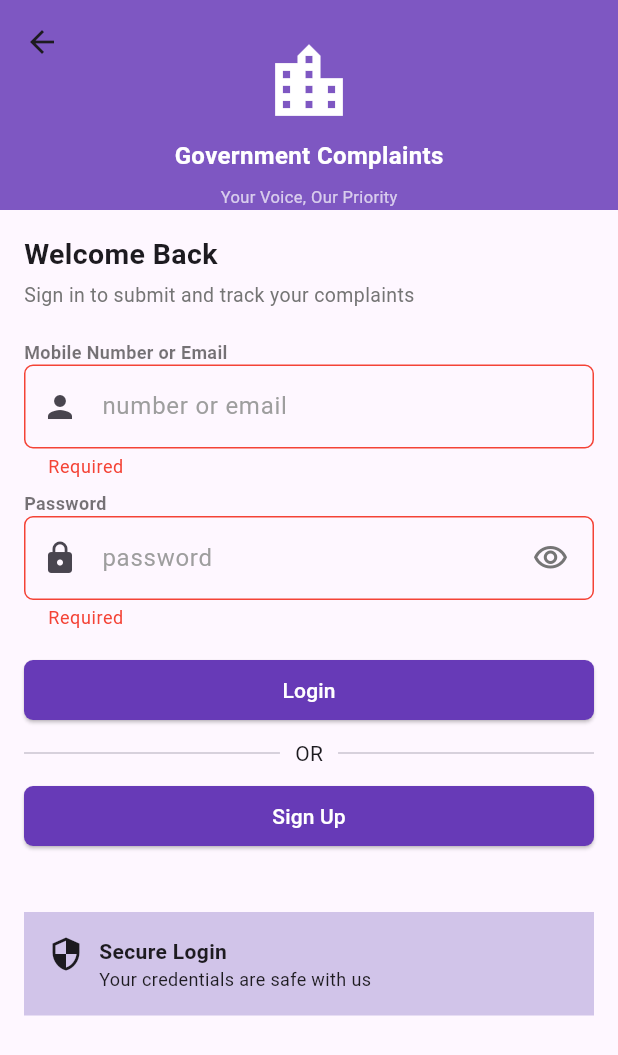
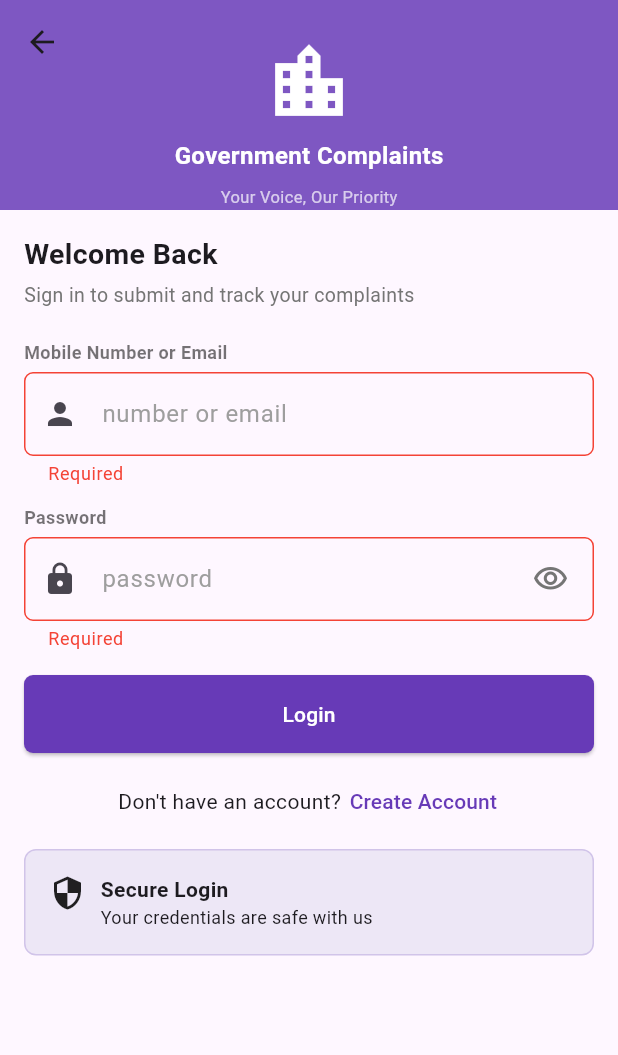
Before and after one commit to code-with-khaled/NetApps-for-UNI, a Flutter app: the AuthScreen screen opened by its route, after a tap on "Login", on a phone screen of 412 x 824 dp. Shown: the top 1055 px of the screen. Run offline on Flutter 3.47's test engine with Material 3 defaults, Android fonts, the phone set to English and light mode, and no system bars; our stand-ins replace dio, file_picker, flutter_secure_storage, image_picker; accounts and stored records are empty.

Commit message:
auth --test_2

```diff
--- /dev/null
+++ b/lib/utils/authmode.dart
@@ -0,0 +1 @@
+enum AuthMode { login, otp }
--- a/lib/views/auth/auth_screen.dart
+++ b/lib/views/auth/auth_screen.dart
@@ -1,18 +1,19 @@
 import 'package:flutter/material.dart';
+import 'package:network_apps/utils/authmode.dart';
 import 'package:network_apps/views/auth/login_body.dart';
 import 'package:network_apps/views/auth/otp_body.dart';
 
-enum AuthMode { login, otp }
+class AuthScreen extends StatefulWidget {
+  final AuthMode initialMode;
 
-class AuthScreen extends StatefulWidget {
-  const AuthScreen({super.key});
+  const AuthScreen({super.key, required this.initialMode});
 
   @override
   State<AuthScreen> createState() => _AuthScreenState();
 }
 
 class _AuthScreenState extends State<AuthScreen> {
-  AuthMode authMode = AuthMode.login;
+  late AuthMode authMode;
 
   void goToOtp() {
     setState(() {
@@ -24,6 +25,12 @@ class _AuthScreenState extends State<AuthScreen> {
     setState(() {
       authMode = AuthMode.login;
     });
+  }
+
+  @override
+  void initState() {
+    super.initState();
+    authMode = widget.initialMode;
   }
 
   @override
--- a/lib/views/auth/login_body.dart
+++ b/lib/views/auth/login_body.dart
@@ -25,6 +25,16 @@ class _LoginBodyState extends State<LoginBody> {
     setState(() {
       obsecure = !obsecure;
     });
+  }
+
+  void gotoHome() {
+    Navigator.of(context).pushNamedAndRemoveUntil("/home", (route) => false);
+  }
+
+  void showError(String? errorMessage) {
+    ScaffoldMessenger.of(
+      context,
+    ).showSnackBar(SnackBar(content: Text("Error: $errorMessage")));
   }
 
   @override
@@ -58,6 +68,7 @@ class _LoginBodyState extends State<LoginBody> {
                 fontSize: 12,
               ),
             ),
+            SizedBox(height: 5),
             CustomTextField(
               prefixIcon: Icon(Icons.person),
               hintText: "number or email",
@@ -65,7 +76,7 @@ class _LoginBodyState extends State<LoginBody> {
               validator: (val) =>
                   val == null || val.isEmpty ? "Required" : null,
             ),
-            SizedBox(height: 8),
+            SizedBox(height: 12),
 
             Text(
               "Password",
@@ -75,6 +86,7 @@ class _LoginBodyState extends State<LoginBody> {
                 fontSize: 12,
               ),
             ),
+            SizedBox(height: 5),
             CustomTextField(
               prefixIcon: Icon(Icons.lock),
               hintText: "password",
@@ -113,8 +125,12 @@ class _LoginBodyState extends State<LoginBody> {
                           passwordController.text,
                         );
 
-                        if (success) {
-                          widget.onLoginSuccess();
+                        if (!success) {
+                          showError(authVM.errorMessage);
+                        }
+
+                        if (success && mounted) {
+                          gotoHome();
                         }
                       }
                     },
@@ -125,43 +141,39 @@ class _LoginBodyState extends State<LoginBody> {
             ),
             SizedBox(height: 8),
 
-            if (authVM.errorMessage != null)
-              Text(authVM.errorMessage!, style: TextStyle(color: Colors.red)),
-
-            Row(
-              mainAxisAlignment: MainAxisAlignment.spaceBetween,
-              crossAxisAlignment: CrossAxisAlignment.center,
-              children: [
-                Expanded(child: Divider()),
-                Padding(
-                  padding: const EdgeInsets.symmetric(horizontal: 10),
-                  child: Text("OR"),
-                ),
-                Expanded(child: Divider()),
-              ],
+            // Register
+            Padding(
+              padding: const EdgeInsets.symmetric(vertical: 12),
+              child: Row(
+                mainAxisAlignment: MainAxisAlignment.center,
+                children: [
+                  const Text("Don't have an account? "),
+                  TextButton(
+                    onPressed: () {
+                      Navigator.of(context).pushReplacementNamed('/register');
+                    },
+                    style: ButtonStyle(
+                      foregroundColor: WidgetStateProperty.resolveWith(
+                        (states) => Colors.deepPurple,
+                      ),
+                      padding: WidgetStateProperty.all(EdgeInsets.all(2)),
+                      minimumSize: WidgetStateProperty.all(const Size(0, 0)),
+                      tapTargetSize: MaterialTapTargetSize.shrinkWrap,
+                    ),
+                    child: const Text("Create Account"),
+                  ),
+                ],
+              ),
             ),
             SizedBox(height: 8),
 
-            Row(
-              children: [
-                Expanded(
-                  child: ElevatedButton(
-                    onPressed: () {
-                      // authVM.signUp(emailController.text, passwordController.text);
-                      if (_formKey.currentState!.validate()) {
-                        widget.onLoginSuccess();
-                      }
-                    },
-                    child: Text("Sign Up"),
-                  ),
-                ),
-              ],
-            ),
-            SizedBox(height: 40),
-
             Container(
               padding: EdgeInsets.all(16),
-              color: Colors.deepPurple.shade100,
+              decoration: BoxDecoration(
+                color: Colors.deepPurple.shade50,
+                borderRadius: BorderRadius.circular(8),
+                border: Border.all(color: Colors.deepPurple.shade100),
+              ),
               child: Row(
                 crossAxisAlignment: CrossAxisAlignment.start,
                 children: [
```
Also changed, not shown: lib/main.dart (+13 -3 lines), lib/services/auth_service.dart (+50 -12 lines), lib/viewmodels/auth_viewmodel.dart (+40 -7 lines), lib/views/auth/otp_body.dart (+15 -10 lines), lib/views/auth/register_screen.dart (added, +301 -0 lines), lib/views/home/home_screen.dart (+38 -10 lines).
